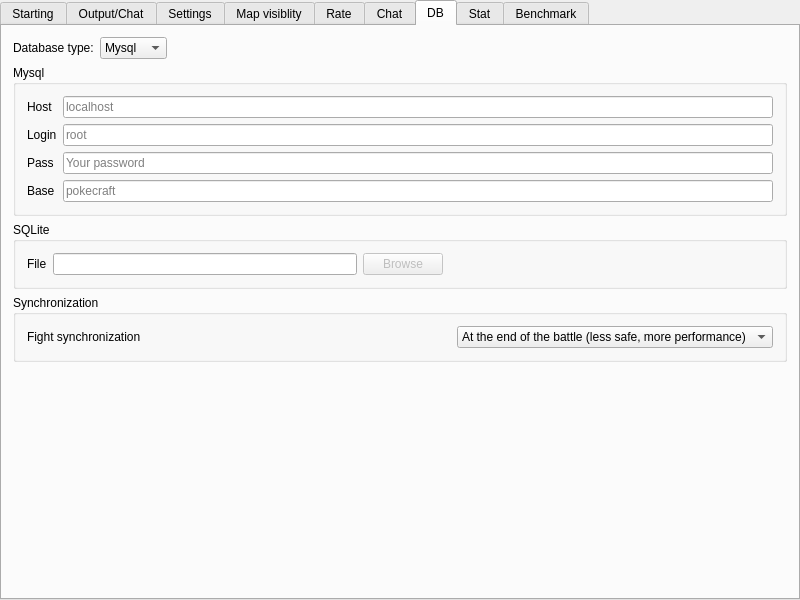
First picture: the form in server/MainWindow.ui, repository alphaonex86/CatchChallenger, before the edit.
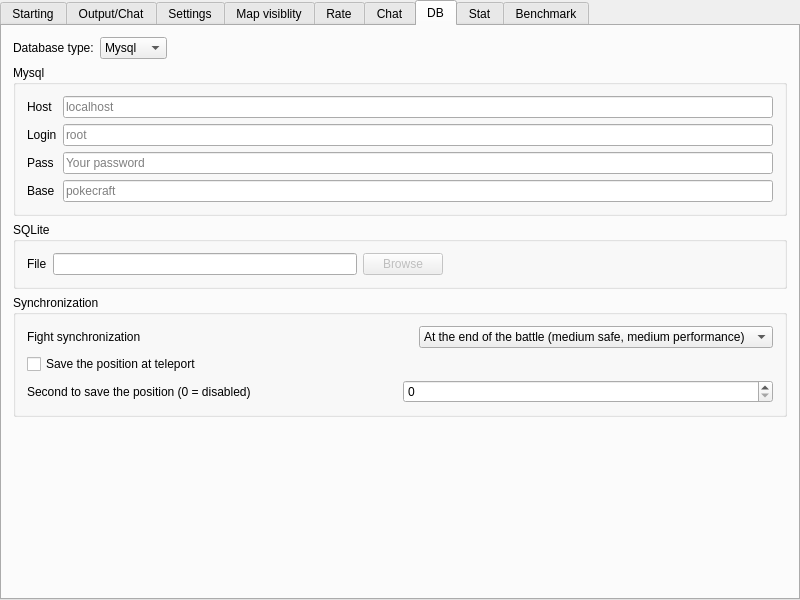
Second picture: the form after the edit. Icons and pictures are not drawn.

Commit message: [Add] Multiple sync mode (for position, for battle data) (server,shared lib)

Diff of the .ui file:
```diff
--- a/server/MainWindow.ui
+++ b/server/MainWindow.ui
@@ -735,9 +735,39 @@
                </item>
                <item>
                 <property name="text">
-                 <string>At the end of the battle (less safe, more performance)</string>
+                 <string>At the end of the battle (medium safe, medium performance)</string>
                 </property>
                </item>
+               <item>
+                <property name="text">
+                 <string>At the disconnexion (less safe, more performance)</string>
+                </property>
+               </item>
+              </widget>
+             </item>
+            </layout>
+           </item>
+           <item>
+            <widget class="QCheckBox" name="positionTeleportSync">
+             <property name="text">
+              <string>Save the position at teleport</string>
+             </property>
+            </widget>
+           </item>
+           <item>
+            <layout class="QHBoxLayout" name="horizontalLayout_6">
+             <item>
+              <widget class="QLabel" name="label_23">
+               <property name="text">
+                <string>Second to save the position (0 = disabled)</string>
+               </property>
+              </widget>
+             </item>
+             <item>
+              <widget class="QSpinBox" name="secondToPositionSync">
+               <property name="maximum">
+                <number>999999999</number>
+               </property>
               </widget>
              </item>
             </layout>
```
The commit also changes 13 other files.
